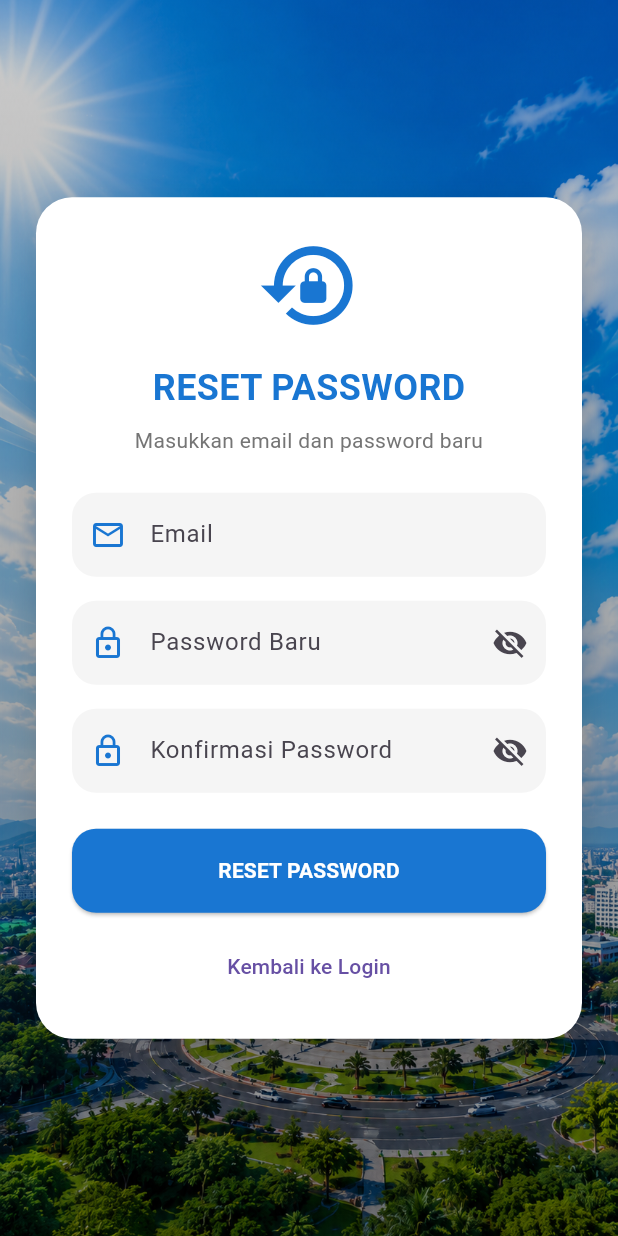
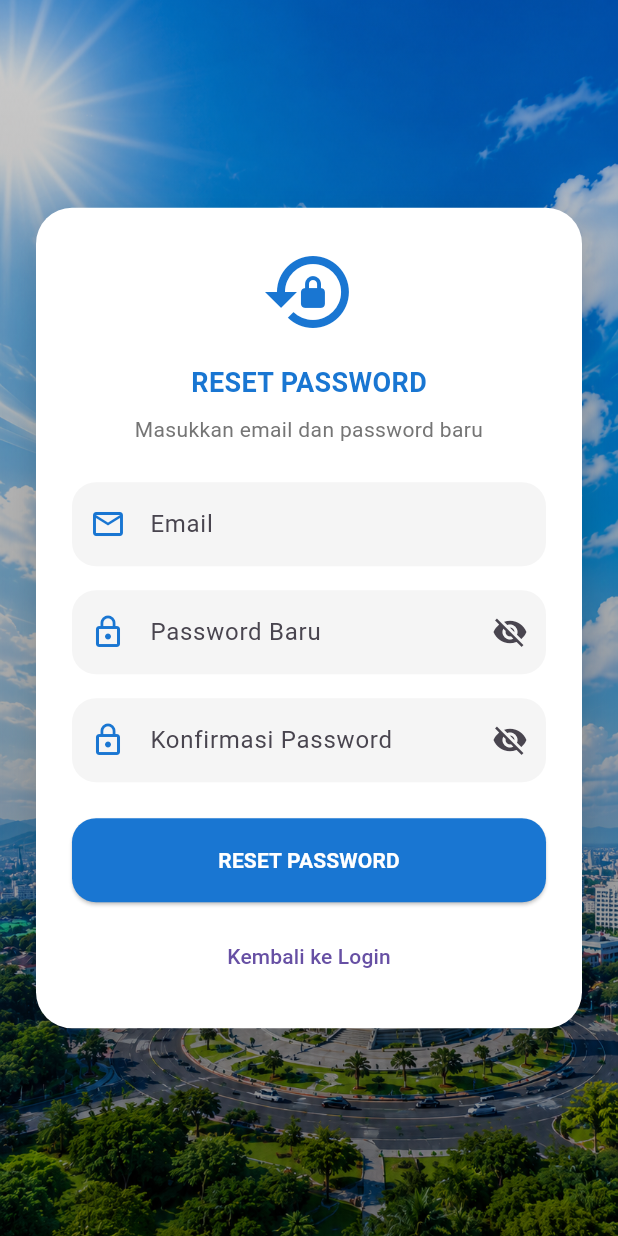
Before and after one commit to putraDev29/monitoring-faskes-rsud, a Flutter app: the ResetPasswordPage screen opened directly, on a phone screen of 412 x 824 dp. Run offline on Flutter 3.47's test engine with Material 3 defaults, Android fonts, the phone set to English and light mode, and no system bars; our stand-ins replace shared_preferences; accounts and stored records are empty.

Commit message:
fix: adjust icon size and text font size on reset password page

```diff
--- a/lib/pages/forgot_password_page.dart
+++ b/lib/pages/forgot_password_page.dart
@@ -149,7 +149,7 @@ class _ResetPasswordPageState
                     children: [
                       const Icon(
                         Icons.lock_reset,
-                        size: 70,
+                        size: 64,
                         color: Color(0xFF1976D2),
                       ),
 
@@ -158,7 +158,7 @@ class _ResetPasswordPageState
                       const Text(
                         "RESET PASSWORD",
                         style: TextStyle(
-                          fontSize: 24,
+                          fontSize: 18,
                           fontWeight:
                               FontWeight.bold,
                           color:
```
